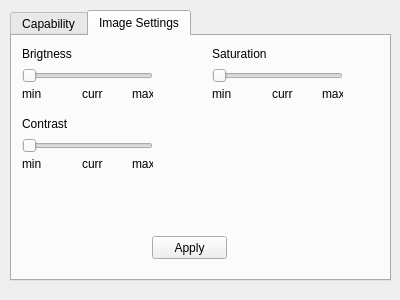
Old version of the form test_app/cameraform.ui in the repository abibas/webcamCaptureNewDesign.
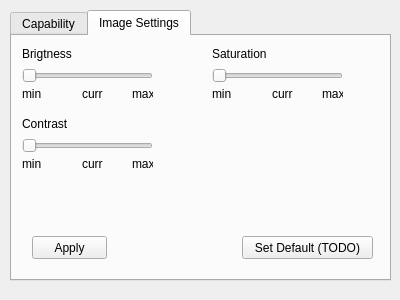
New version of the form. The open tabs and pages were chosen to show the change.

Diff of the .ui file:
```diff
--- a/test_app/cameraform.ui
+++ b/test_app/cameraform.ui
@@ -119,7 +119,7 @@
     <widget class="QPushButton" name="applyImageSettingsButton">
      <property name="geometry">
       <rect>
-       <x>140</x>
+       <x>20</x>
        <y>200</y>
        <width>75</width>
        <height>23</height>
@@ -324,6 +324,19 @@
       <string>curr</string>
      </property>
     </widget>
+    <widget class="QPushButton" name="setDefaultSettingsButton">
+     <property name="geometry">
+      <rect>
+       <x>230</x>
+       <y>200</y>
+       <width>131</width>
+       <height>23</height>
+      </rect>
+     </property>
+     <property name="text">
+      <string>Set Default (TODO)</string>
+     </property>
+    </widget>
    </widget>
   </widget>
  </widget>
```
